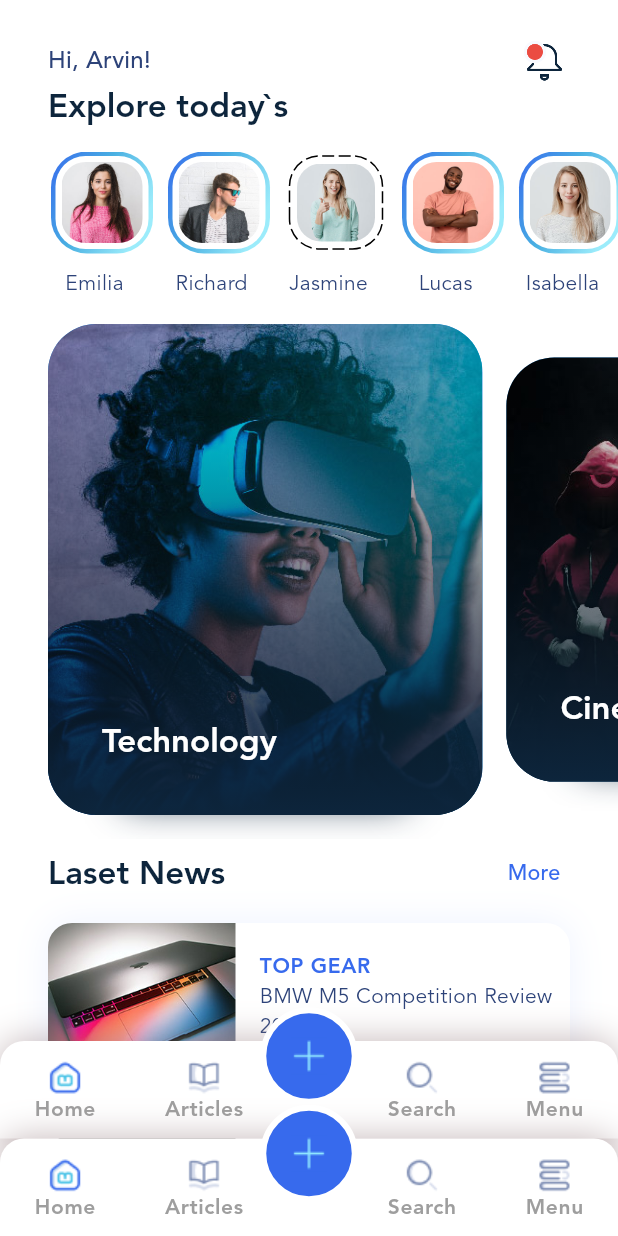
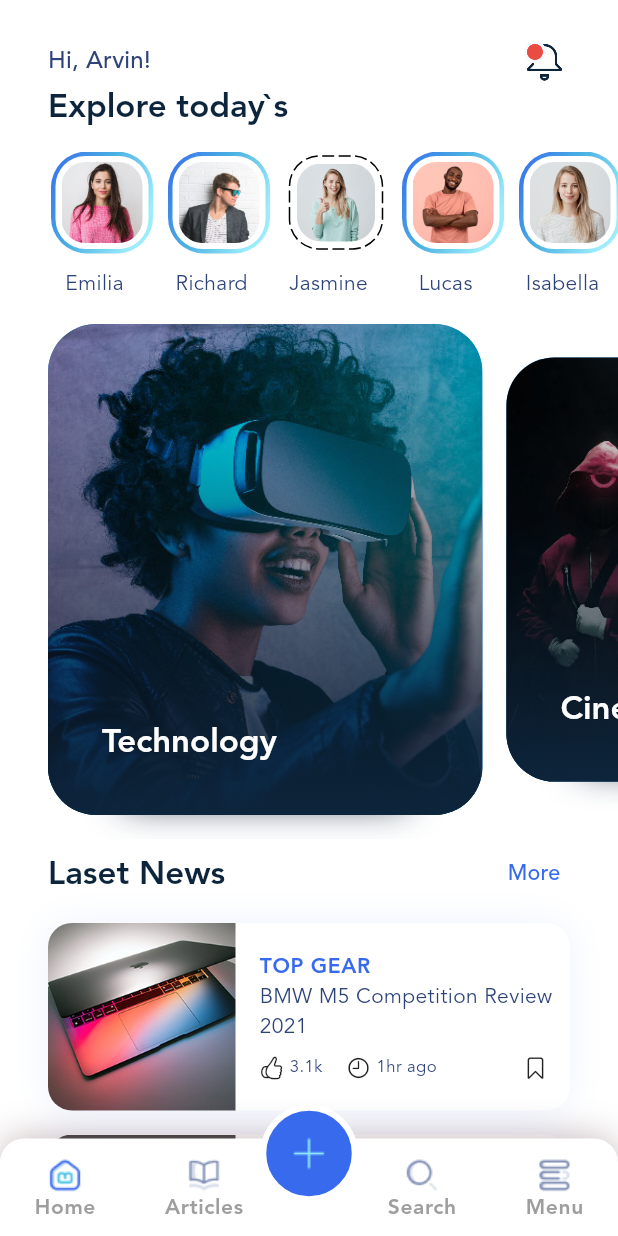
Before and after one commit to rvicode/blog_app, a Flutter app: the screen it shows after launch, on a phone screen of 412 x 824 dp. Run offline on Flutter 3.47's test engine with Material 3 defaults, Android fonts, the phone set to English and light mode, and no system bars; drawn by our look-alikes of dotted_border; our stand-ins replace flutter_svg, smooth_page_indicator.

Commit message:
delete Stack to file home_screen

```diff
--- a/lib/screens/home_screen/home_screen.dart
+++ b/lib/screens/home_screen/home_screen.dart
@@ -3,7 +3,6 @@ import 'package:blog_app/gen/assets.gen.dart';
 import 'package:blog_app/screens/home_screen/widgets/category_widget.dart';
 import 'package:blog_app/screens/home_screen/widgets/post_widget.dart';
 import 'package:blog_app/screens/home_screen/widgets/story_image.dart';
-import 'package:blog_app/widgets/bottom_navigation_widget.dart';
 import 'package:flutter/material.dart';
 
 
@@ -17,9 +16,7 @@ class MyHomePage extends StatelessWidget {
     return SafeArea(
       child: Scaffold(
           backgroundColor: Colors.white,
-          body: Stack(
-            children: [
-              SingleChildScrollView(
+          body: SingleChildScrollView(
             child: Padding(
               padding: const EdgeInsets.only(bottom: 65),
               child: Column(
@@ -112,10 +109,6 @@ class MyHomePage extends StatelessWidget {
                     )
                   ]),
             ),
-              ),
-              const Positioned(
-                  bottom: 0, left: 0, right: 0, child: BottomNavigation())
-            ],
           )),
     );
   }
```
Lines whose indentation alone changed are shown as unchanged.
